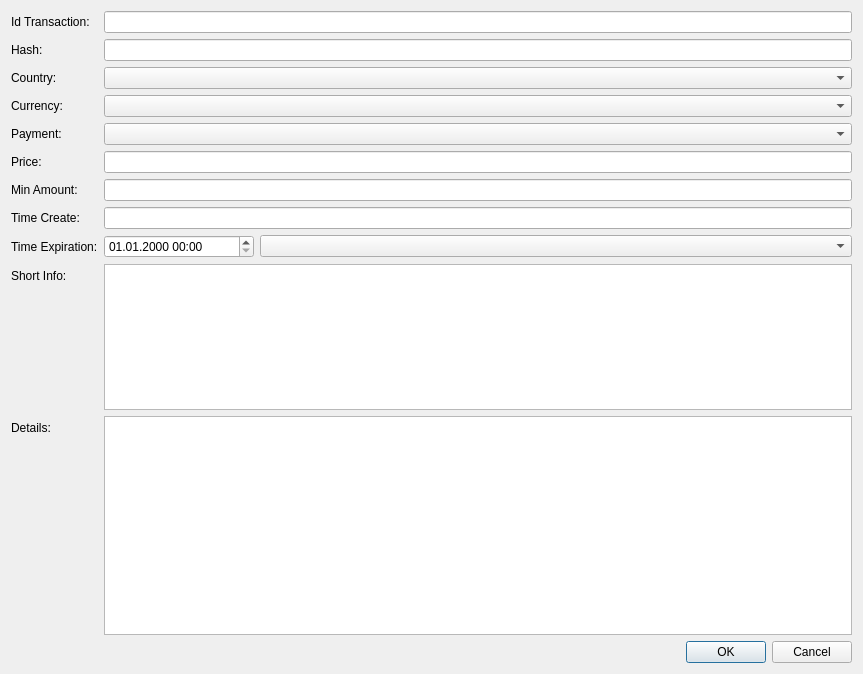
First picture: the form in src/qt/forms/offerdetailseditor.ui, repository ivansib/sibcoin-old, before the edit.
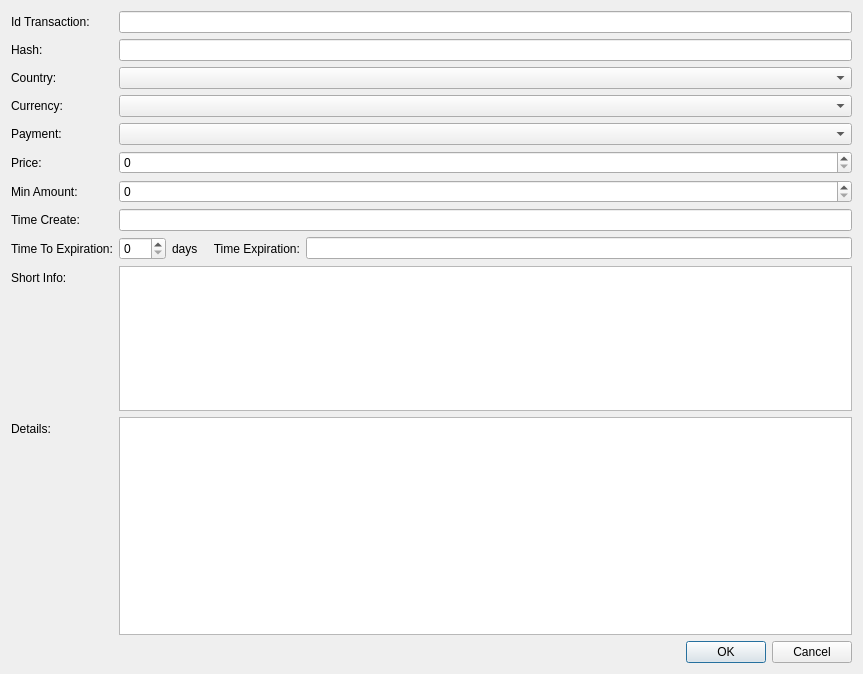
Second picture: the form after the edit. Custom widgets are drawn as their Qt base class.

Commit message: changed interface OfferDetailsEditor

Diff of the .ui file:
```diff
--- a/src/qt/forms/offerdetailseditor.ui
+++ b/src/qt/forms/offerdetailseditor.ui
@@ -101,9 +101,18 @@
     </widget>
    </item>
    <item row="5" column="1">
-    <widget class="QLineEdit" name="lEditPrice">
-     <property name="readOnly">
-      <bool>false</bool>
+    <widget class="QDoubleSpinBox" name="sBoxPrice">
+     <property name="sizePolicy">
+      <sizepolicy hsizetype="Expanding" vsizetype="Fixed">
+       <horstretch>0</horstretch>
+       <verstretch>0</verstretch>
+      </sizepolicy>
+     </property>
+     <property name="decimals">
+      <number>0</number>
+     </property>
+     <property name="maximum">
+      <double>1000000000000000.000000000000000</double>
      </property>
     </widget>
    </item>
@@ -115,9 +124,18 @@
     </widget>
    </item>
    <item row="6" column="1">
-    <widget class="QLineEdit" name="lEditMinAmount">
-     <property name="readOnly">
-      <bool>false</bool>
+    <widget class="QDoubleSpinBox" name="sBoxMinAmount">
+     <property name="sizePolicy">
+      <sizepolicy hsizetype="Expanding" vsizetype="Fixed">
+       <horstretch>0</horstretch>
+       <verstretch>0</verstretch>
+      </sizepolicy>
+     </property>
+     <property name="decimals">
+      <number>0</number>
+     </property>
+     <property name="maximum">
+      <double>1000000000000000.000000000000000</double>
      </property>
     </widget>
    </item>
@@ -138,51 +156,43 @@
    <item row="8" column="0">
     <widget class="QLabel" name="label_9">
      <property name="text">
-      <string>Time Expiration:</string>
+      <string>Time To Expiration:</string>
      </property>
     </widget>
    </item>
    <item row="8" column="1">
     <layout class="QHBoxLayout" name="horizontalLayout">
      <item>
-      <widget class="QDateTimeEdit" name="dtEditExpiration">
-       <property name="sizePolicy">
-        <sizepolicy hsizetype="Minimum" vsizetype="Fixed">
-         <horstretch>0</horstretch>
-         <verstretch>0</verstretch>
-        </sizepolicy>
+      <widget class="QSpinBox" name="sBoxExpiration">
+       <property name="maximum">
+        <number>999</number>
        </property>
-       <property name="minimumSize">
-        <size>
-         <width>150</width>
-         <height>0</height>
-        </size>
+      </widget>
+     </item>
+     <item>
+      <widget class="QLabel" name="label_12">
+       <property name="text">
+        <string>days     Time Expiration:</string>
        </property>
-       <property name="displayFormat">
-        <string>dd.MM.yyyy HH:mm</string>
-       </property>
       </widget>
      </item>
      <item>
-      <widget class="QComboBox" name="cBoxExpirationType">
-       <property name="sizePolicy">
-        <sizepolicy hsizetype="Expanding" vsizetype="Fixed">
-         <horstretch>0</horstretch>
-         <verstretch>0</verstretch>
-        </sizepolicy>
+      <widget class="QLineEdit" name="lEditTimeExpiration">
+       <property name="readOnly">
+        <bool>true</bool>
        </property>
       </widget>
      </item>
     </layout>
    </item>
-   <item row="10" column="0">
+   <item row="9" column="0">
     <widget class="QLabel" name="label_10">
      <property name="text">
       <string>Short Info:</string>
      </property>
     </widget>
    </item>
-   <item row="10" column="1">
+   <item row="9" column="1">
     <widget class="QTextEdit" name="tEditShortInfo">
      <property name="enabled">
       <bool>true</bool>
@@ -198,14 +208,14 @@
      </property>
     </widget>
    </item>
-   <item row="13" column="0">
+   <item row="10" column="0">
     <widget class="QLabel" name="label_11">
      <property name="text">
       <string>Details:</string>
      </property>
     </widget>
    </item>
-   <item row="13" column="1">
+   <item row="10" column="1">
     <widget class="QTextEdit" name="tEditDetails">
      <property name="sizePolicy">
       <sizepolicy hsizetype="Expanding" vsizetype="Expanding">
@@ -218,7 +228,7 @@
      </property>
     </widget>
    </item>
-   <item row="16" column="1">
+   <item row="11" column="1">
     <widget class="QDialogButtonBox" name="btnBox">
      <property name="standardButtons">
       <set>QDialogButtonBox::Cancel|QDialogButtonBox::Ok</set>
```
The commit also changes 7 other files.
